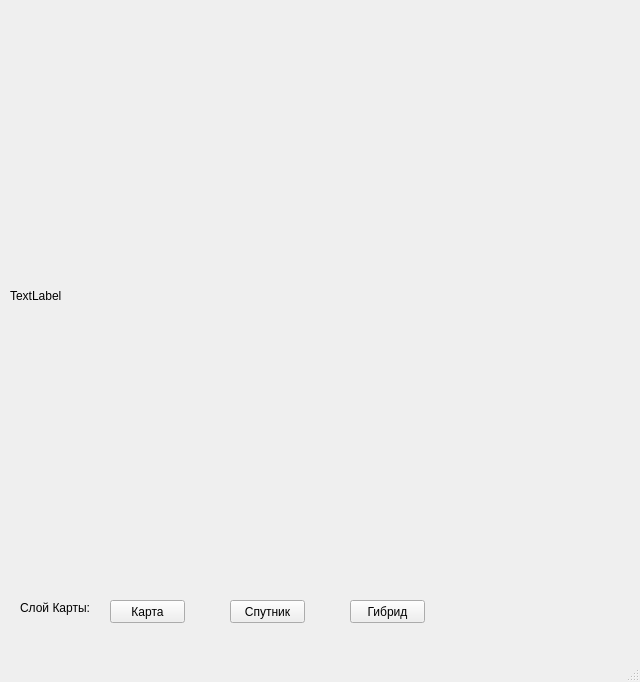
Qt form fucking_maps.ui (Tronnert/freaking_maps) before a commit.
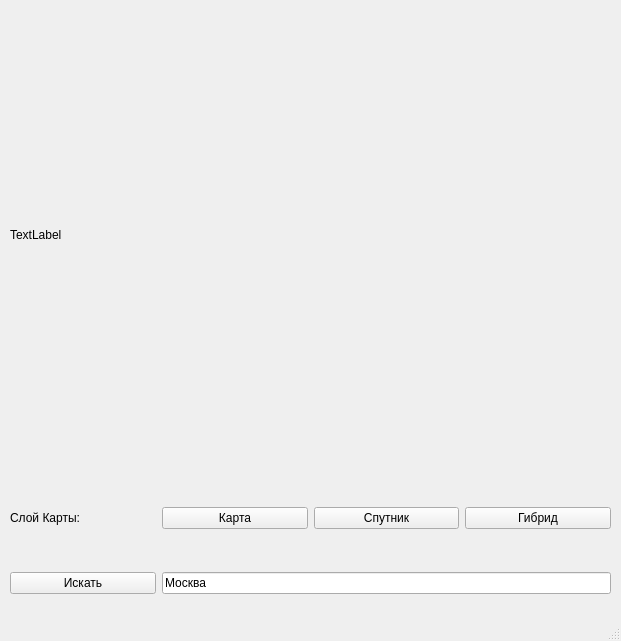
The same form after that commit.

```diff
--- a/fucking_maps.ui
+++ b/fucking_maps.ui
@@ -6,8 +6,8 @@
    <rect>
     <x>0</x>
     <y>0</y>
-    <width>640</width>
-    <height>682</height>
+    <width>621</width>
+    <height>641</height>
    </rect>
   </property>
   <property name="windowTitle">
@@ -19,65 +19,67 @@
      <rect>
       <x>10</x>
       <y>10</y>
-      <width>621</width>
-      <height>571</height>
+      <width>600</width>
+      <height>450</height>
      </rect>
     </property>
     <property name="text">
      <string>TextLabel</string>
     </property>
    </widget>
-   <widget class="QLabel" name="label_2">
+   <widget class="QWidget" name="gridLayoutWidget">
     <property name="geometry">
      <rect>
-      <x>20</x>
-      <y>600</y>
-      <width>81</width>
-      <height>16</height>
+      <x>10</x>
+      <y>470</y>
+      <width>601</width>
+      <height>161</height>
      </rect>
     </property>
-    <property name="text">
-     <string>Слой Карты:</string>
-    </property>
-   </widget>
-   <widget class="QPushButton" name="pushButton">
-    <property name="geometry">
-     <rect>
-      <x>110</x>
-      <y>600</y>
-      <width>75</width>
-      <height>23</height>
-     </rect>
-    </property>
-    <property name="text">
-     <string>Карта</string>
-    </property>
-   </widget>
-   <widget class="QPushButton" name="pushButton_2">
-    <property name="geometry">
-     <rect>
-      <x>230</x>
-      <y>600</y>
-      <width>75</width>
-      <height>23</height>
-     </rect>
-    </property>
-    <property name="text">
-     <string>Спутник</string>
-    </property>
-   </widget>
-   <widget class="QPushButton" name="pushButton_3">
-    <property name="geometry">
-     <rect>
-      <x>350</x>
-      <y>600</y>
-      <width>75</width>
-      <height>23</height>
-     </rect>
-    </property>
-    <property name="text">
-     <string>Гибрид</string>
-    </property>
+    <layout class="QGridLayout" name="gridLayout_2">
+     <item row="0" column="2">
+      <widget class="QPushButton" name="sat">
+       <property name="text">
+        <string>Спутник</string>
+       </property>
+      </widget>
+     </item>
+     <item row="0" column="1">
+      <widget class="QPushButton" name="map">
+       <property name="text">
+        <string>Карта</string>
+       </property>
+      </widget>
+     </item>
+     <item row="0" column="0">
+      <widget class="QLabel" name="label_2">
+       <property name="text">
+        <string>Слой Карты:</string>
+       </property>
+      </widget>
+     </item>
+     <item row="0" column="3">
+      <widget class="QPushButton" name="skl">
+       <property name="text">
+        <string>Гибрид</string>
+       </property>
+      </widget>
+     </item>
+     <item row="1" column="1" colspan="3">
+      <widget class="QLineEdit" name="lineEdit">
+       <property name="text">
+        <string>Москва</string>
+       </property>
+      </widget>
+     </item>
+     <item row="1" column="0">
+      <widget class="QPushButton" name="find">
+       <property name="text">
+        <string>Искать</string>
+       </property>
+      </widget>
+     </item>
+    </layout>
    </widget>
   </widget>
   <widget class="QMenuBar" name="menubar">
```
Left out of the diff: 4 changed lines with no effect on the pictures.
